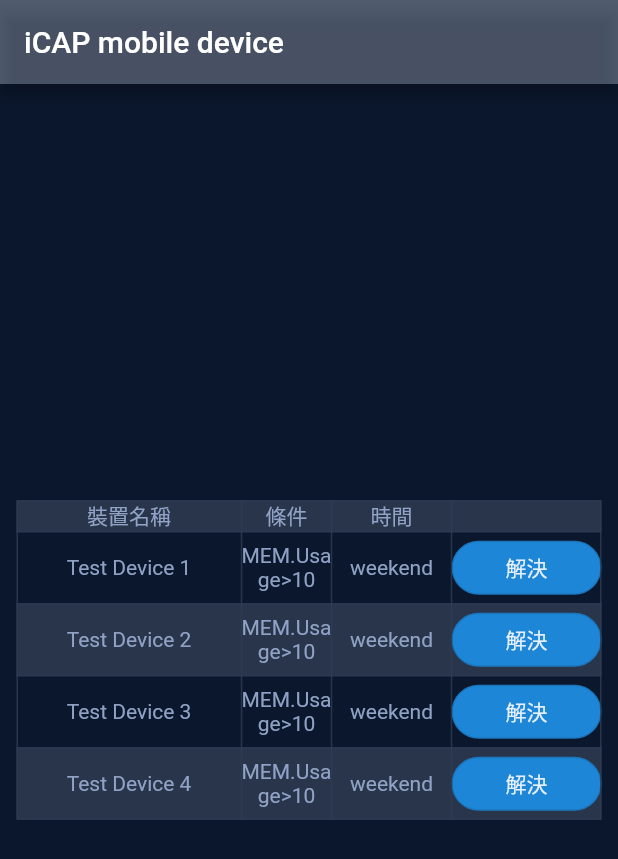
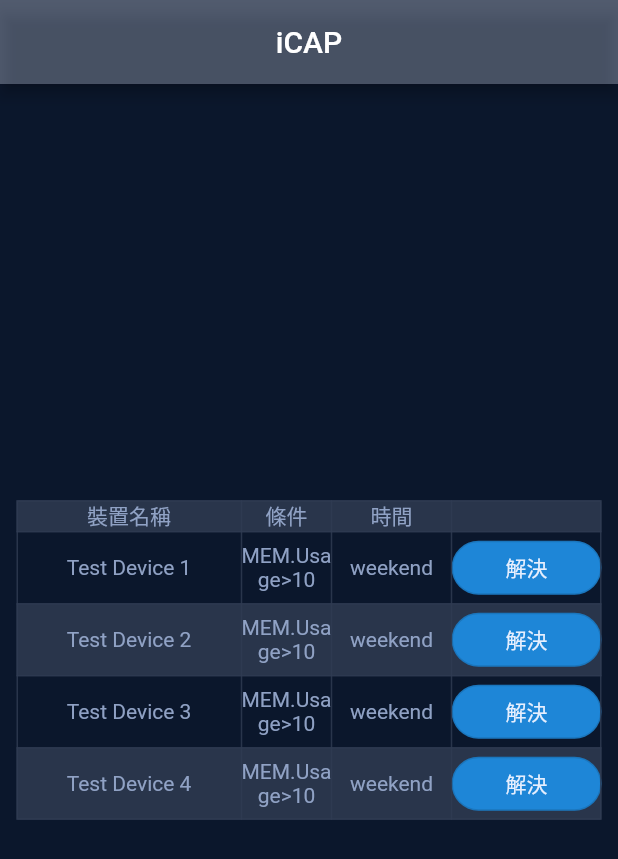
Before and after one commit to yachiTsao/icap_mobile_device, a Flutter app: the screen it shows after launch, on a phone screen of 412 x 824 dp. Shown: the top 859 px of the screen. Run offline on Flutter 3.47's test engine with Material 2 defaults, Android fonts, the phone set to English and light mode, and no system bars.

Commit message:
feat:iCAP mobile device list and button

```diff
--- a/lib/main.dart
+++ b/lib/main.dart
@@ -15,7 +15,8 @@ class MyApp extends StatelessWidget {
         home: Scaffold(
           appBar: AppBar(
             backgroundColor: Color.fromARGB(210,47, 59, 82),
-            title: Text('iCAP mobile device'),
+            title: Text('iCAP'),
+            centerTitle: true,
           ),
           body: HomePage(),
         ));
```
Also changed, not shown: lib/navbar.dart (added).
